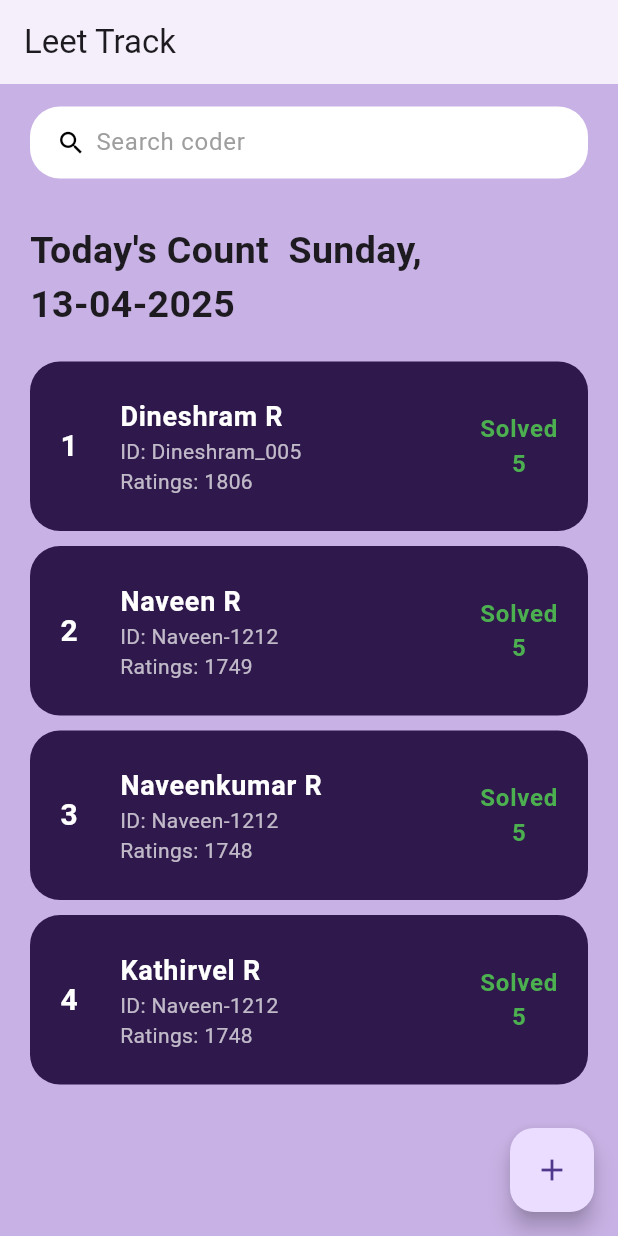
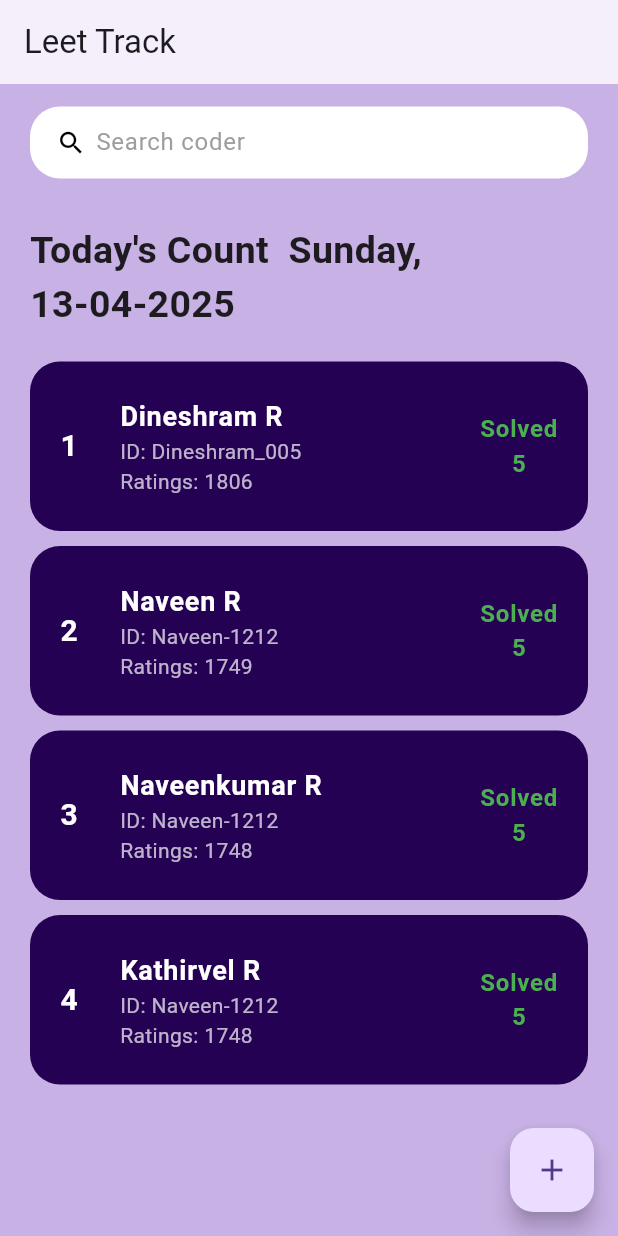
Before and after one commit to NAVEENKUMAR12-R/Leetcode-tracker, a Flutter app: the screen it shows after launch, on a phone screen of 412 x 824 dp. Run offline on Flutter 3.47's test engine with Material 3 defaults, Android fonts, the light colour scheme and no system bars.

Commit message:
small changes

```diff
--- a/frontend/leetcode_tracker/lib/countdisplay.dart
+++ b/frontend/leetcode_tracker/lib/countdisplay.dart
@@ -15,20 +15,18 @@ class Countdisplay extends StatelessWidget {
         shape: RoundedRectangleBorder(
           borderRadius: BorderRadius.circular(20),
         ),
-        contentPadding:
-            const EdgeInsets.symmetric(horizontal: 20, vertical: 15),
-        tileColor: Color(0xFF2f184b),
+        contentPadding: const EdgeInsets.symmetric(horizontal: 20, vertical: 15),
+        tileColor: Color.fromRGBO(37, 1, 84, 1),
+
         leading: Text(
           '${index + 1}',
-          style: const TextStyle(
-              fontSize: 20, fontWeight: FontWeight.bold, color: Colors.white),
+          style: const TextStyle(fontSize: 20, fontWeight: FontWeight.bold, color: Colors.white),
         ),
         title: Text(
           countmodel.Student_name ?? 'No Name',
           overflow: TextOverflow.ellipsis,
           maxLines: 1,
-          style: const TextStyle(
-              fontSize: 18, fontWeight: FontWeight.w600, color: Colors.white),
+          style: const TextStyle(fontSize: 18, fontWeight: FontWeight.w600, color: Colors.white),
         ),
         subtitle: Column(
           crossAxisAlignment: CrossAxisAlignment.start,
@@ -47,8 +45,7 @@ class Countdisplay extends StatelessWidget {
         trailing: Text(
           "Solved\n${countmodel.count ?? 0}",
           textAlign: TextAlign.center,
-          style: const TextStyle(
-              fontSize: 16, color: Colors.green, fontWeight: FontWeight.bold),
+          style: const TextStyle(fontSize: 16, color: Colors.green, fontWeight: FontWeight.bold),
         ),
       ),
     );
--- a/frontend/leetcode_tracker/pubspec.yaml
+++ b/frontend/leetcode_tracker/pubspec.yaml
@@ -34,6 +34,7 @@ dependencies:
   # The following adds the Cupertino Icons font to your application.
   # Use with the CupertinoIcons class for iOS style icons.
   cupertino_icons: ^1.0.8
+  http: ^1.3.0
 
 dev_dependencies:
   flutter_test:
```
Also changed, not shown: frontend/leetcode_tracker/pubspec.lock.
